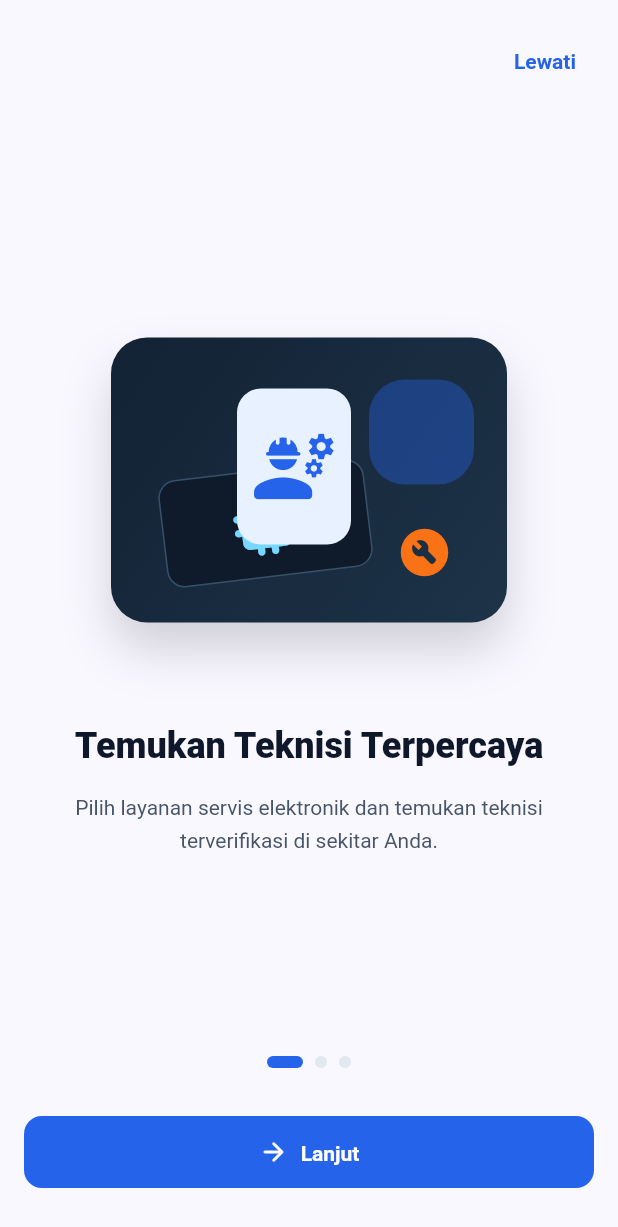
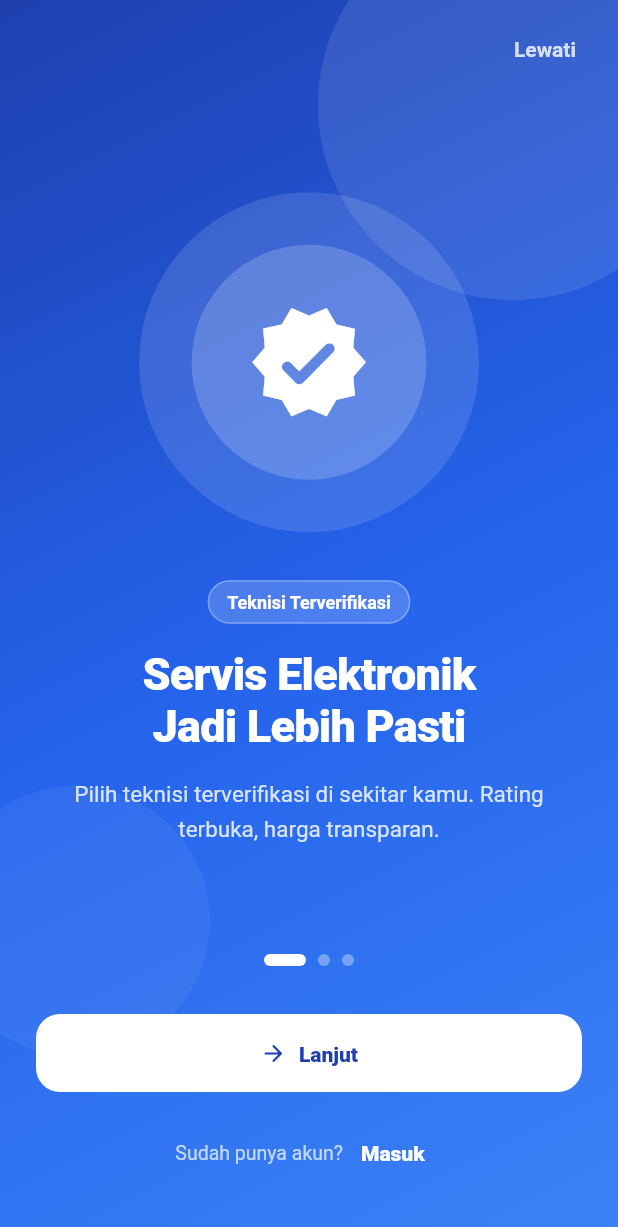
Before and after one commit to sandhypras/SiTeknisi_App, a Flutter app: the screen it shows after launch, on a phone screen of 412 x 824 dp. Shown: the top 1227 px of the screen. Run offline on Flutter 3.47's test engine with Material 3 defaults, Android fonts, the phone set to English and light mode, and no system bars; our stand-ins replace flutter_riverpod, go_router, supabase_flutter; accounts and stored records are empty.

Commit message:
feat: redesign onboarding screen - full screen gradient immersive

```diff
--- a/lib/features/auth/presentation/screens/onboarding_screen.dart
+++ b/lib/features/auth/presentation/screens/onboarding_screen.dart
@@ -3,12 +3,8 @@ import 'package:flutter_riverpod/flutter_riverpod.dart';
 import 'package:go_router/go_router.dart';
 
 import '../../../../core/router/app_router.dart';
-import '../../../../core/theme/app_colors.dart';
 import '../../../../core/theme/app_radius.dart';
 import '../../../../core/theme/app_spacing.dart';
-import '../../../../shared/widgets/primary_button.dart';
-import '../providers/auth_mock_providers.dart';
-import '../widgets/auth_illustrations.dart';
 
 class OnboardingScreen extends ConsumerStatefulWidget {
   const OnboardingScreen({super.key});
@@ -21,6 +17,42 @@ class _OnboardingScreenState extends ConsumerState<OnboardingScreen> {
   final _pageController = PageController();
   int _currentIndex = 0;
 
+  static const _pages = [
+    _OnboardingData(
+      gradient: [Color(0xFF1E40AF), Color(0xFF2563EB), Color(0xFF3B82F6)],
+      icon: Icons.verified_rounded,
+      iconBg: Color(0xFF1D4ED8),
+      tag: 'Teknisi Terverifikasi',
+      title: 'Servis Elektronik\nJadi Lebih Pasti',
+      description:
+          'Pilih teknisi terverifikasi di sekitar kamu. Rating terbuka, harga transparan.',
+      illustrationCircle1: Color(0x1AFFFFFF),
+      illustrationCircle2: Color(0x0DFFFFFF),
+    ),
+    _OnboardingData(
+      gradient: [Color(0xFF065F46), Color(0xFF059669), Color(0xFF34D399)],
+      icon: Icons.price_check_rounded,
+      iconBg: Color(0xFF047857),
+      tag: 'Penawaran Terbaik',
+      title: 'Bandingkan Harga,\nPilih yang Cocok',
+      description:
+          'Terima beberapa penawaran sekaligus. Lihat estimasi waktu dan biaya sebelum memutuskan.',
+      illustrationCircle1: Color(0x1AFFFFFF),
+      illustrationCircle2: Color(0x0DFFFFFF),
+    ),
+    _OnboardingData(
+      gradient: [Color(0xFF4C1D95), Color(0xFF7C3AED), Color(0xFFA78BFA)],
+      icon: Icons.receipt_long_rounded,
+      iconBg: Color(0xFF6D28D9),
+      tag: 'Aman & Terpercaya',
+      title: 'Bayar Aman,\nInvoice Otomatis',
+      description:
+          'Pembayaran via Midtrans, invoice tersimpan otomatis, dan status servis bisa dipantau realtime.',
+      illustrationCircle1: Color(0x1AFFFFFF),
+      illustrationCircle2: Color(0x0DFFFFFF),
+    ),
+  ];
+
   @override
   void dispose() {
     _pageController.dispose();
@@ -29,214 +61,198 @@ class _OnboardingScreenState extends ConsumerState<OnboardingScreen> {
 
   @override
   Widget build(BuildContext context) {
-    final items = ref.watch(onboardingItemsProvider);
-    final isLastPage = _currentIndex == items.length - 1;
+    final isLast = _currentIndex == _pages.length - 1;
+    final page = _pages[_currentIndex];
 
     return Scaffold(
-      backgroundColor: const Color(0xFFFAF8FF),
-      body: SafeArea(
-        child: LayoutBuilder(
-          builder: (context, constraints) {
-            final isCompactHeight = constraints.maxHeight < 720;
+      body: Stack(
+        children: [
+          // ── Animated gradient background ─────────────────────────
+          AnimatedContainer(
+            duration: const Duration(milliseconds: 400),
+            curve: Curves.easeInOut,
+            decoration: BoxDecoration(
+              gradient: LinearGradient(
+                begin: Alignment.topLeft,
+                end: Alignment.bottomRight,
+                colors: page.gradient,
+              ),
+            ),
+          ),
 
-            return Padding(
-              padding: const EdgeInsets.all(AppSpacing.screenPadding),
+          // ── Decorative circles ───────────────────────────────────
+          Positioned(
+            right: -60,
+            top: -60,
+            child: Container(
+              width: 260,
+              height: 260,
+              decoration: BoxDecoration(
+                shape: BoxShape.circle,
+                color: page.illustrationCircle1,
+              ),
+            ),
+          ),
+          Positioned(
+            left: -40,
+            bottom: 120,
+            child: Container(
+              width: 180,
+              height: 180,
+              decoration: BoxDecoration(
+                shape: BoxShape.circle,
+                color: page.illustrationCircle2,
+              ),
+            ),
+          ),
+
+          // ── Content ──────────────────────────────────────────────
+          SafeArea(
             child: Column(
               children: [
+                // Skip button
                 Align(
                   alignment: Alignment.centerRight,
+                  child: Padding(
+                    padding: const EdgeInsets.only(
+                        right: AppSpacing.md, top: AppSpacing.xs),
                     child: TextButton(
                       onPressed: () => context.go(AppRoutes.login),
+                      style: TextButton.styleFrom(
+                        foregroundColor: Colors.white.withValues(alpha: 0.8),
+                      ),
                       child: const Text('Lewati'),
                     ),
                   ),
+                ),
+
+                // Page content
                 Expanded(
                   child: PageView.builder(
                     controller: _pageController,
-                      itemCount: items.length,
-                      onPageChanged: (index) {
-                        setState(() => _currentIndex = index);
-                      },
-                      itemBuilder: (context, index) {
-                        return _OnboardingPage(item: items[index]);
-                      },
+                    itemCount: _pages.length,
+                    onPageChanged: (i) => setState(() => _currentIndex = i),
+                    itemBuilder: (context, index) =>
+                        _PageContent(data: _pages[index]),
                   ),
                 ),
-                  _PageDots(count: items.length, currentIndex: _currentIndex),
-                  SizedBox(
-                    height: isCompactHeight ? AppSpacing.md : AppSpacing.xl,
+
+                // Bottom section
+                Padding(
+                  padding: const EdgeInsets.fromLTRB(
+                    AppSpacing.lg,
+                    0,
+                    AppSpacing.lg,
+                    AppSpacing.xl,
                   ),
-                  PrimaryButton(
-                    label: isLastPage ? 'Mulai Sekarang' : 'Lanjut',
-                    icon: Icons.arrow_forward_rounded,
+                  child: Column(
+                    children: [
+                      // Dots
+                      Row(
+                        mainAxisAlignment: MainAxisAlignment.center,
+                        children: List.generate(
+                          _pages.length,
+                          (i) => AnimatedContainer(
+                            duration: const Duration(milliseconds: 250),
+                            curve: Curves.easeOutCubic,
+                            margin: const EdgeInsets.symmetric(
+                                horizontal: AppSpacing.xxs),
+                            width: _currentIndex == i ? 28 : 8,
+                            height: 8,
+                            decoration: BoxDecoration(
+                              color: _currentIndex == i
+                                  ? Colors.white
+                                  : Colors.white.withValues(alpha: 0.35),
+                              borderRadius: AppRadius.pill,
+                            ),
+                          ),
+                        ),
+                      ),
+                      const SizedBox(height: AppSpacing.xl),
+
+                      // Buttons
+                      Row(
+                        children: [
+                          if (_currentIndex > 0) ...[
+                            OutlinedButton(
+                              onPressed: () => _pageController.previousPage(
+                                duration: const Duration(milliseconds: 300),
+                                curve: Curves.easeOut,
+                              ),
+                              style: OutlinedButton.styleFrom(
+                                foregroundColor: Colors.white,
+                                side: BorderSide(
+                                    color:
+                                        Colors.white.withValues(alpha: 0.5)),
+                                minimumSize: const Size(56, 52),
+                                padding: EdgeInsets.zero,
+                                shape: RoundedRectangleBorder(
+                                    borderRadius: AppRadius.large),
+                              ),
+                              child: const Icon(Icons.arrow_back_rounded),
+                            ),
+                            const SizedBox(width: AppSpacing.sm),
+                          ],
+                          Expanded(
+                            child: FilledButton.icon(
                               onPressed: () {
-                      if (isLastPage) {
+                                if (isLast) {
                                   context.go(AppRoutes.login);
                                   return;
                                 }
-
                                 _pageController.nextPage(
-                        duration: const Duration(milliseconds: 260),
+                                  duration: const Duration(milliseconds: 300),
                                   curve: Curves.easeOut,
                                 );
                               },
+                              style: FilledButton.styleFrom(
+                                backgroundColor: Colors.white,
+                                foregroundColor: page.gradient.first,
+                                minimumSize: const Size.fromHeight(52),
+                                shape: RoundedRectangleBorder(
+                                    borderRadius: AppRadius.large),
                               ),
-                  SizedBox(
-                    height: isCompactHeight ? AppSpacing.xs : AppSpacing.md,
+                              icon: Icon(isLast
+                                  ? Icons.rocket_launch_rounded
+                                  : Icons.arrow_forward_rounded),
+                              label: Text(
+                                isLast ? 'Mulai Sekarang' : 'Lanjut',
+                                style: const TextStyle(
+                                    fontWeight: FontWeight.w800),
+                              ),
+                            ),
                           ),
                         ],
                       ),
-            );
-          },
+                      const SizedBox(height: AppSpacing.md),
+
+                      // Login link
+                      Row(
+                        mainAxisAlignment: MainAxisAlignment.center,
+                        children: [
+                          Text(
+                            'Sudah punya akun?',
+                            style: TextStyle(
+                              color: Colors.white.withValues(alpha: 0.7),
+                              fontSize: 13,
                             ),
                           ),
-    );
-  }
-}
-
-class _OnboardingPage extends StatelessWidget {
-  const _OnboardingPage({required this.item});
-
-  final OnboardingItem item;
-
-  @override
-  Widget build(BuildContext context) {
-    final textTheme = Theme.of(context).textTheme;
-    final kind = switch (item.icon) {
-      'compare' => AuthIllustrationKind.compare,
-      'invoice' => AuthIllustrationKind.payment,
-      _ => AuthIllustrationKind.technician,
-    };
-
-    return LayoutBuilder(
-      builder: (context, constraints) {
-        final isCompactHeight = constraints.maxHeight < 510;
-        final visualScale = isCompactHeight ? 0.82 : 1.0;
-        final sectionGap = isCompactHeight ? AppSpacing.lg : AppSpacing.xxl;
-
-        return SingleChildScrollView(
-          physics: const BouncingScrollPhysics(),
-          child: ConstrainedBox(
-            constraints: BoxConstraints(minHeight: constraints.maxHeight),
-            child: Center(
-              child: Column(
-                mainAxisSize: MainAxisSize.min,
-                children: [
-                  SizedBox(
-                    height: 246 * visualScale,
-                    child: FittedBox(
-                      fit: BoxFit.scaleDown,
-                      child: OnboardingVisual(kind: kind),
+                          TextButton(
+                            onPressed: () => context.go(AppRoutes.login),
+                            style: TextButton.styleFrom(
+                              foregroundColor: Colors.white,
                             ),
+                            child: const Text(
+                              'Masuk',
+                              style: TextStyle(fontWeight: FontWeight.w800),
                             ),
-                  SizedBox(height: sectionGap),
-                  Text(
-                    item.title,
-                    textAlign: TextAlign.center,
-                    style: textTheme.headlineLarge?.copyWith(
-                      color: AppColors.textPrimary,
-                      fontWeight: FontWeight.w800,
-                      height: 1.16,
-                    ),
-                  ),
-                  const SizedBox(height: AppSpacing.md),
-                  Text(
-                    item.description,
-                    textAlign: TextAlign.center,
-                    style: textTheme.bodyMedium?.copyWith(
-                      color: AppColors.textSecondary,
-                      height: 1.55,
-                    ),
-                  ),
-                  if (item.icon == 'compare') ...[
-                    const SizedBox(height: AppSpacing.md),
-                    const Wrap(
-                      alignment: WrapAlignment.center,
-                      spacing: AppSpacing.xs,
-                      runSpacing: AppSpacing.xs,
-                      children: [
-                        _FeaturePill(
-                          icon: Icons.price_check_rounded,
-                          label: 'Harga Jelas',
-                        ),
-                        _FeaturePill(
-                          icon: Icons.star_rounded,
-                          label: 'Rating Terlihat',
-                        ),
-                        _FeaturePill(
-                          icon: Icons.touch_app_rounded,
-                          label: 'Pilih Sendiri',
                           ),
                         ],
                       ),
                     ],
-                ],
-              ),
-            ),
-          ),
-        );
-      },
-    );
-  }
-}
-
-class _PageDots extends StatelessWidget {
-  const _PageDots({required this.count, required this.currentIndex});
-
-  final int count;
-  final int currentIndex;
-
-  @override
-  Widget build(BuildContext context) {
-    return Row(
-      mainAxisAlignment: MainAxisAlignment.center,
-      children: [
-        for (var index = 0; index < count; index++)
-          AnimatedContainer(
-            duration: const Duration(milliseconds: 220),
-            margin: const EdgeInsets.symmetric(horizontal: AppSpacing.xxs),
-            width: currentIndex == index ? 24 : 8,
-            height: 8,
-            decoration: BoxDecoration(
-              color: currentIndex == index
-                  ? AppColors.primary
-                  : AppColors.border,
-              borderRadius: AppRadius.pill,
                   ),
                 ),
               ],
-    );
-  }
-}
-
-class _FeaturePill extends StatelessWidget {
-  const _FeaturePill({required this.icon, required this.label});
-
-  final IconData icon;
-  final String label;
-
-  @override
-  Widget build(BuildContext context) {
-    return Container(
-      padding: const EdgeInsets.symmetric(
-        horizontal: AppSpacing.sm,
-        vertical: AppSpacing.xs,
-      ),
-      decoration: BoxDecoration(
-        color: AppColors.surface,
-        borderRadius: AppRadius.pill,
-        border: Border.all(color: AppColors.border),
-      ),
-      child: Row(
-        mainAxisSize: MainAxisSize.min,
-        children: [
-          Icon(icon, size: 14, color: AppColors.primary),
-          const SizedBox(width: AppSpacing.xxs),
-          Text(
-            label,
-            style: Theme.of(context).textTheme.labelSmall?.copyWith(
-              color: AppColors.textSecondary,
-              fontWeight: FontWeight.w700,
             ),
           ),
         ],
@@ -244,3 +260,118 @@ class _FeaturePill extends StatelessWidget {
     );
   }
 }
+
+class _PageContent extends StatelessWidget {
+  const _PageContent({required this.data});
+
+  final _OnboardingData data;
+
+  @override
+  Widget build(BuildContext context) {
+    final size = MediaQuery.sizeOf(context);
+
+    return Padding(
+      padding: const EdgeInsets.symmetric(horizontal: AppSpacing.lg),
+      child: Column(
+        mainAxisAlignment: MainAxisAlignment.center,
+        children: [
+          // Illustration
+          Container(
+            width: size.width * 0.55,
+            height: size.width * 0.55,
+            decoration: BoxDecoration(
+              color: Colors.white.withValues(alpha: 0.12),
+              shape: BoxShape.circle,
+            ),
+            child: Center(
+              child: Container(
+                width: size.width * 0.38,
+                height: size.width * 0.38,
+                decoration: BoxDecoration(
+                  color: Colors.white.withValues(alpha: 0.18),
+                  shape: BoxShape.circle,
+                ),
+                child: Icon(
+                  data.icon,
+                  size: size.width * 0.2,
+                  color: Colors.white,
+                ),
+              ),
+            ),
+          ),
+          const SizedBox(height: AppSpacing.xl),
+
+          // Tag
+          Container(
+            padding: const EdgeInsets.symmetric(
+              horizontal: AppSpacing.sm,
+              vertical: AppSpacing.xxs,
+            ),
+            decoration: BoxDecoration(
+              color: Colors.white.withValues(alpha: 0.18),
+              borderRadius: AppRadius.pill,
+              border: Border.all(
+                  color: Colors.white.withValues(alpha: 0.3)),
+            ),
+            child: Text(
+              data.tag,
+              style: const TextStyle(
+                color: Colors.white,
+                fontSize: 12,
+                fontWeight: FontWeight.w700,
+              ),
+            ),
+          ),
+          const SizedBox(height: AppSpacing.md),
+
+          // Title
+          Text(
+            data.title,
+            textAlign: TextAlign.center,
+            style: const TextStyle(
+              color: Colors.white,
+              fontSize: 30,
+              fontWeight: FontWeight.w900,
+              height: 1.15,
+              letterSpacing: -0.5,
+            ),
+          ),
+          const SizedBox(height: AppSpacing.md),
+
+          // Description
+          Text(
+            data.description,
+            textAlign: TextAlign.center,
+            style: TextStyle(
+              color: Colors.white.withValues(alpha: 0.82),
+              fontSize: 15,
+              height: 1.55,
+            ),
+          ),
+        ],
+      ),
+    );
+  }
+}
+
+class _OnboardingData {
+  const _OnboardingData({
+    required this.gradient,
+    required this.icon,
+    required this.iconBg,
+    required this.tag,
+    required this.title,
+    required this.description,
+    required this.illustrationCircle1,
+    required this.illustrationCircle2,
+  });
+
+  final List<Color> gradient;
+  final IconData icon;
+  final Color iconBg;
+  final String tag;
+  final String title;
+  final String description;
+  final Color illustrationCircle1;
+  final Color illustrationCircle2;
+}
```
Lines whose indentation alone changed are shown as unchanged.
